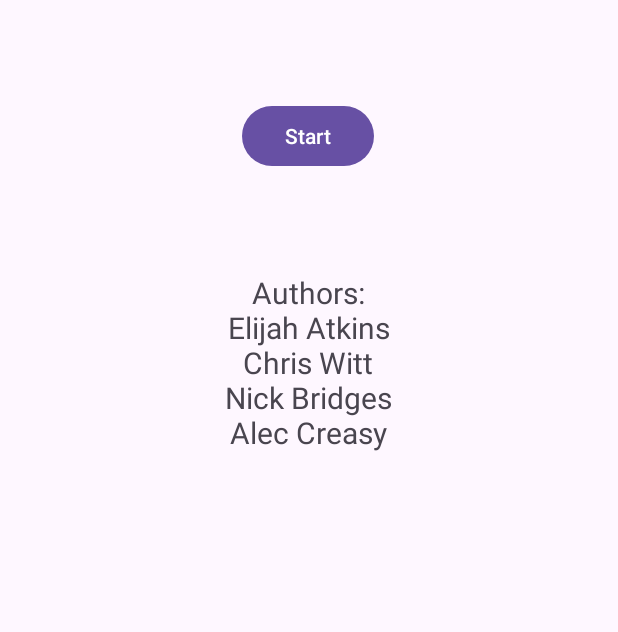
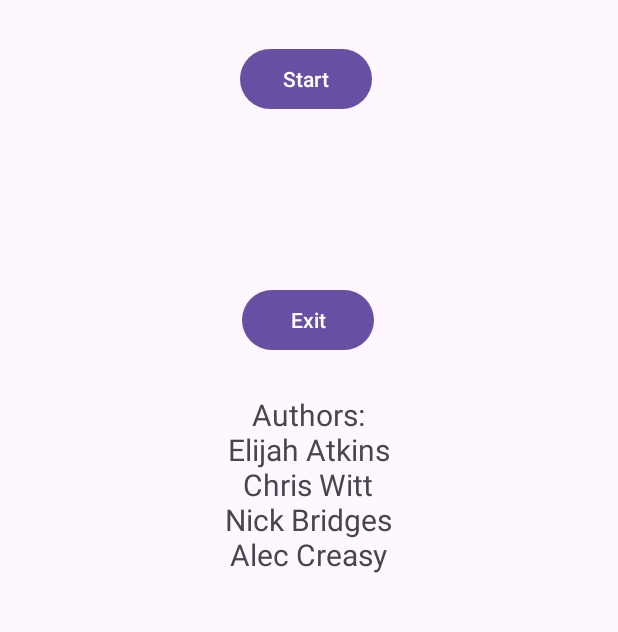
Before and after one commit to elijahxz/JavaApp, an Android app: the screen it shows after launch (MainActivity), on a phone screen of 412 x 824 dp, the part 473-1105 px from its top. Run offline under Robolectric (Android 15) with nearby library versions, the light colour scheme and no system bars.

Commit message:
Exit button

```diff
--- a/app/src/main/java/com/example/brickbreaker/Ball.java
+++ b/app/src/main/java/com/example/brickbreaker/Ball.java
@@ -12,6 +12,7 @@ public class Ball implements GameObject{
     private int y = 1000;
     private int ballSpeedX = 20;
     private int ballSpeedY = 20;
+
     public Ball(int radius, int color)
     {
         this.radius = radius;
--- a/app/src/main/java/com/example/brickbreaker/GamePanel.java
+++ b/app/src/main/java/com/example/brickbreaker/GamePanel.java
@@ -1,4 +1,7 @@
 package com.example.brickbreaker;
+import static android.graphics.Color.BLACK;
+import static android.graphics.Color.BLUE;
+
 import android.app.Activity;
 import android.content.Context;
 import android.graphics.Canvas;
@@ -6,10 +9,14 @@ import android.graphics.Color;
 import android.graphics.Paint;
 import android.graphics.Point;
 import android.graphics.Rect;
+import android.os.Build;
 import android.util.DisplayMetrics;
 import android.view.MotionEvent;
 import android.view.SurfaceHolder;
 import android.view.SurfaceView;
+import android.view.View;
+import android.view.ViewGroup;
+import android.widget.Button;
 
 /*
 *   This class is where all of the fun stuff happens!
@@ -25,6 +32,8 @@ public class GamePanel extends SurfaceView implements SurfaceHolder.Callback {
     public static int screenWidth = 0;
     public static final int playerWidth = 400;
     public static final int playerHeight = 40;
+
+    //private Button button2;
 
     //bricks
 
@@ -55,6 +64,20 @@ public class GamePanel extends SurfaceView implements SurfaceHolder.Callback {
         playerPoint = player.setPoint(this.screenHeight, this.screenWidth);
 
         setFocusable(true);
+
+//        Button button2 = new Button(this.getContext()); // "this" refers to the current Activity's context
+//        button2.setText("Exit");
+//
+//        // Set button properties
+//        button2.setX(400.0F);
+//        button2.setY(50.0F);
+//        button2.setTextColor(BLUE);
+//
+//        button2.setOnClickListener(new OnClickListener() {
+//            public void onClick(View v) {
+//                System.exit(0);
+//            }
+//        });
     }
 
     @Override
@@ -135,12 +158,18 @@ public class GamePanel extends SurfaceView implements SurfaceHolder.Callback {
         int lives = 3;
 
         canvas.drawText("Score: " + playerScore.getScore() + "   Lives: " + playerScore.getLives(), 10, 50, paint);
+
+        //button2.draw(canvas);
+
 //<<<<<<< HEAD
 //=======
 //
 //
 //
 //>>>>>>> 5f979daf4b3cab8c90df3d67a8cb4b0839aadc2b
+    }
+
+    private void addContentView(Button button2, ViewGroup.LayoutParams layoutParams) {
     }
 
     //added
--- a/app/src/main/java/com/example/brickbreaker/MainActivity.java
+++ b/app/src/main/java/com/example/brickbreaker/MainActivity.java
@@ -71,6 +71,16 @@ public class MainActivity extends AppCompatActivity {
             public void onClick(View v) {
                goToGame();
             }
+
+        });
+
+
+        final Button button2 = findViewById(R.id.button2);
+        button2.setOnClickListener(new View.OnClickListener() {
+            public void onClick(View v) {
+                System.exit(0);
+            }
+
         });
 
 
--- a/app/src/main/res/layout/activity_main.xml
+++ b/app/src/main/res/layout/activity_main.xml
@@ -34,7 +34,7 @@
         app:layout_constraintHorizontal_bias="0.498"
         app:layout_constraintStart_toStartOf="parent"
         app:layout_constraintTop_toTopOf="parent"
-        app:layout_constraintVertical_bias="0.706" />
+        app:layout_constraintVertical_bias="0.822" />
 
     <Button
         android:id="@+id/button"
@@ -46,10 +46,27 @@
         android:text="Start"
         app:layout_constraintBottom_toBottomOf="parent"
         app:layout_constraintEnd_toEndOf="parent"
+        app:layout_constraintHorizontal_bias="0.0"
+        app:layout_constraintStart_toStartOf="parent"
+        app:layout_constraintTop_toBottomOf="@+id/textView"
+        app:layout_constraintVertical_bias="0.129" />
+
+    <Button
+        android:id="@+id/button2"
+        android:layout_width="wrap_content"
+        android:layout_height="wrap_content"
+        android:layout_marginStart="160dp"
+        android:layout_marginEnd="160dp"
+        android:layout_marginBottom="240dp"
+        android:text="Exit"
+        app:layout_constraintBottom_toBottomOf="parent"
+        app:layout_constraintEnd_toEndOf="parent"
         app:layout_constraintHorizontal_bias="0.333"
         app:layout_constraintStart_toStartOf="parent"
         app:layout_constraintTop_toBottomOf="@+id/textView"
-        app:layout_constraintVertical_bias="0.302" />
+        app:layout_constraintVertical_bias="0.857" />
+
+
 
 
 </androidx.constraintlayout.widget.ConstraintLayout>
```
